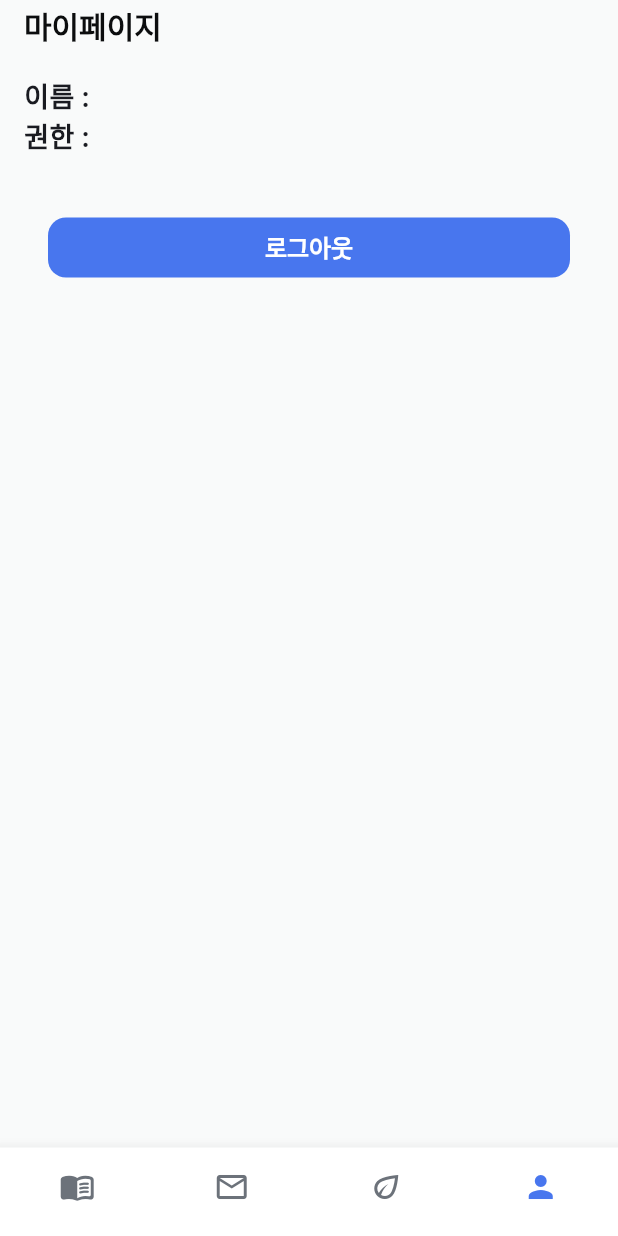
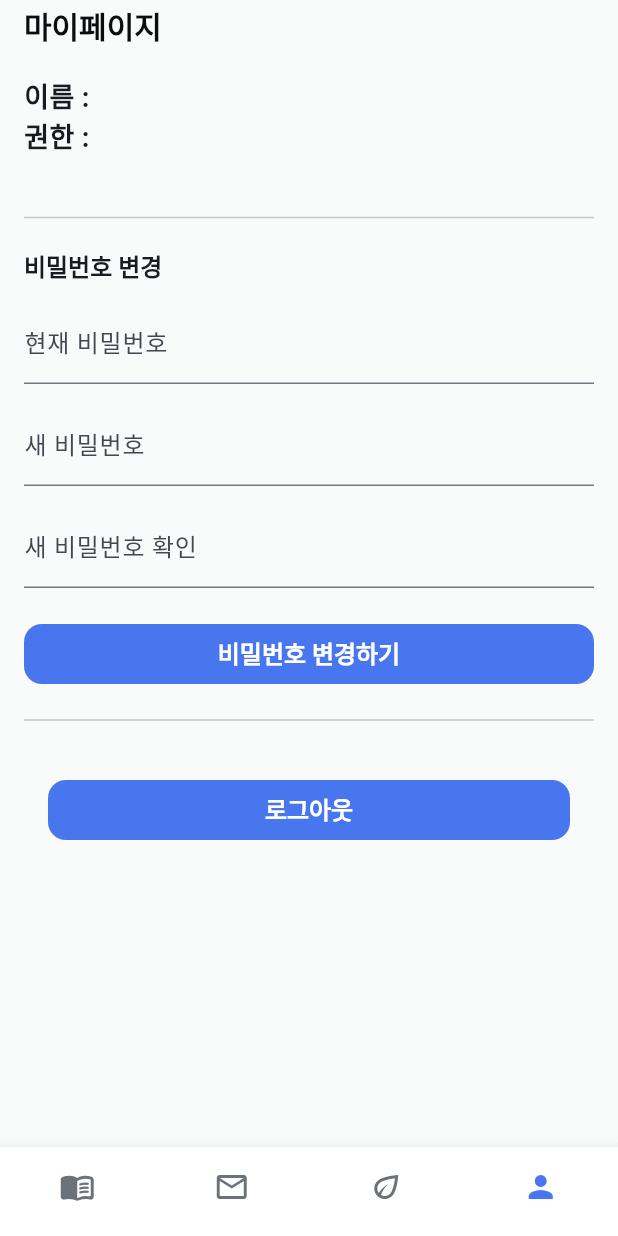
Before and after one commit to wondo8449/theone, a Flutter app: the StackPage screen opened directly, item 4 of the bottom bar chosen, on a phone screen of 412 x 824 dp. Run offline on Flutter 3.47's test engine with Material 3 defaults, Android fonts, the phone set to English and light mode, and no system bars; our stand-ins replace flutter_riverpod, flutter_secure_storage, jwt_decoder; accounts and stored records are empty; network calls fail; Roboto replaces fonts that are missing (Pretendard).

Commit message:
비밀번호 변경 기능 구현

```diff
--- a/lib/features/auth/presentation/my_page.dart
+++ b/lib/features/auth/presentation/my_page.dart
@@ -1,3 +1,5 @@
+import 'dart:convert';
+
 import 'package:flutter/material.dart';
 import 'package:flutter_riverpod/flutter_riverpod.dart';
 import 'package:jwt_decoder/jwt_decoder.dart';
@@ -6,9 +8,79 @@ import 'package:theone/core/constants/app_spacing.dart';
 import 'package:theone/core/constants/app_typography.dart';
 import 'package:theone/features/auth/provider/auth_provider.dart';
 
-class MyPage extends ConsumerWidget {
+import '../data/auth_api.dart';
+
+class MyPage extends ConsumerStatefulWidget {
   @override
-  Widget build(BuildContext context, WidgetRef ref) {
+  ConsumerState<MyPage> createState() => _MyPageState();
+}
+
+class _MyPageState extends ConsumerState<MyPage> {
+  final _currentPasswordController = TextEditingController();
+  final _newPasswordController = TextEditingController();
+  final _confirmPasswordController = TextEditingController();
+
+  @override
+  void dispose() {
+    _currentPasswordController.dispose();
+    _newPasswordController.dispose();
+    _confirmPasswordController.dispose();
+    super.dispose();
+  }
+
+  void _changePassword() async {
+    final current = _currentPasswordController.text.trim();
+    final newPass = _newPasswordController.text.trim();
+    final confirm = _confirmPasswordController.text.trim();
+
+    // 정규식 검증
+    final passwordRegex = RegExp(r'^(?=.*[A-Za-z])(?=.*\d)(?=.*[@$!%*#?&])[A-Za-z\d@$!%*#?&]{9,}$');
+    if (!passwordRegex.hasMatch(newPass)) {
+      ScaffoldMessenger.of(context).showSnackBar(
+        const SnackBar(content: Text("비밀번호는 숫자, 문자, 특수문자를 포함한 9자 이상이어야 합니다.")),
+      );
+      return;
+    }
+
+    // 비밀번호 확인 일치 체크
+    if (newPass != confirm) {
+      ScaffoldMessenger.of(context).showSnackBar(
+        const SnackBar(content: Text("새 비밀번호가 일치하지 않습니다.")),
+      );
+      return;
+    }
+
+    try {
+      await ref.read(authApiProvider).changePassword(current, newPass);
+
+      ScaffoldMessenger.of(context).showSnackBar(
+        const SnackBar(content: Text("비밀번호가 변경되었습니다.")),
+      );
+
+      _currentPasswordController.clear();
+      _newPasswordController.clear();
+      _confirmPasswordController.clear();
+    } catch (e) {
+      // 에러 메시지 파싱해서 보여주기
+      final errorMessage = _extractErrorMessage(e);
+      ScaffoldMessenger.of(context).showSnackBar(
+        SnackBar(content: Text("현재 비밀번호가 일치하지 않습니다.")),
+      );
+    }
+  }
+
+  String _extractErrorMessage(dynamic error) {
+    try {
+      final json = jsonDecode(error.toString());
+      return json['message'] ?? '비밀번호 변경 실패';
+    } catch (_) {
+      return error.toString().replaceAll("Exception: ", "").trim();
+    }
+  }
+
+
+  @override
+  Widget build(BuildContext context) {
     final authState = ref.watch(authProvider);
     final token = authState['token'];
     final role = authState['role'];
@@ -23,19 +95,41 @@ class MyPage extends ConsumerWidget {
       }
     }
 
-    return Padding(
+    return GestureDetector(
+      onTap: () => FocusScope.of(context).unfocus(),
+      child: Padding(
         padding: AppSpacing.medium16,
         child: ListView(
           children: [
-          Text(
-            '이름 : $loginId',
-            style: const TextStyle(fontSize: 18, fontWeight: FontWeight.bold),
+            Text('이름 : $loginId', style: const TextStyle(fontSize: 18, fontWeight: FontWeight.bold)),
+            Text('권한 : $role', style: const TextStyle(fontSize: 18, fontWeight: FontWeight.bold)),
+            const SizedBox(height: 20),
+            const Divider(height: 40),
+            Text('비밀번호 변경', style: AppTypography.headline5),
+            const SizedBox(height: 10),
+            TextField(
+              controller: _currentPasswordController,
+              obscureText: true,
+              decoration: const InputDecoration(labelText: '현재 비밀번호'),
             ),
-          Text(
-            '권한 : $role',
-            style: const TextStyle(fontSize: 18, fontWeight: FontWeight.bold),
+            const SizedBox(height: 12),
+            TextField(
+              controller: _newPasswordController,
+              obscureText: true,
+              decoration: const InputDecoration(labelText: '새 비밀번호'),
+            ),
+            const SizedBox(height: 12),
+            TextField(
+              controller: _confirmPasswordController,
+              obscureText: true,
+              decoration: const InputDecoration(labelText: '새 비밀번호 확인'),
             ),
             const SizedBox(height: 20),
+            ElevatedButton(
+              onPressed: _changePassword,
+              child: const Text('비밀번호 변경하기'),
+            ),
+            const Divider(height: 40),
             Padding(
               padding: AppSpacing.medium16,
               child: ElevatedButton(
@@ -45,8 +139,9 @@ class MyPage extends ConsumerWidget {
                 },
                 child: const Text('로그아웃'),
               ),
-          )
+            ),
           ],
+        ),
       ),
     );
   }
```
Also changed, not shown: lib/features/auth/data/auth_api.dart (+17 -0 lines), lib/features/auth/provider/auth_provider.dart (+10 -0 lines). Lines whose indentation alone changed are shown as unchanged.
